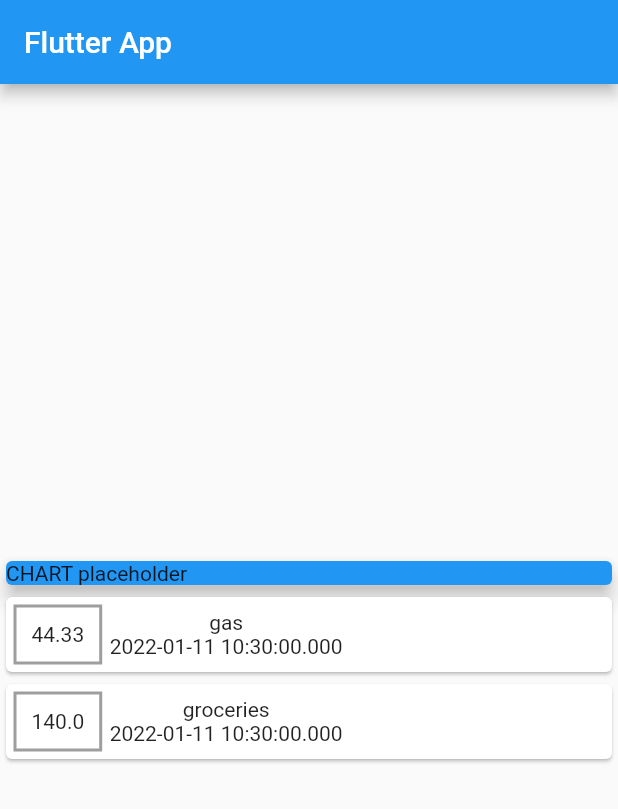
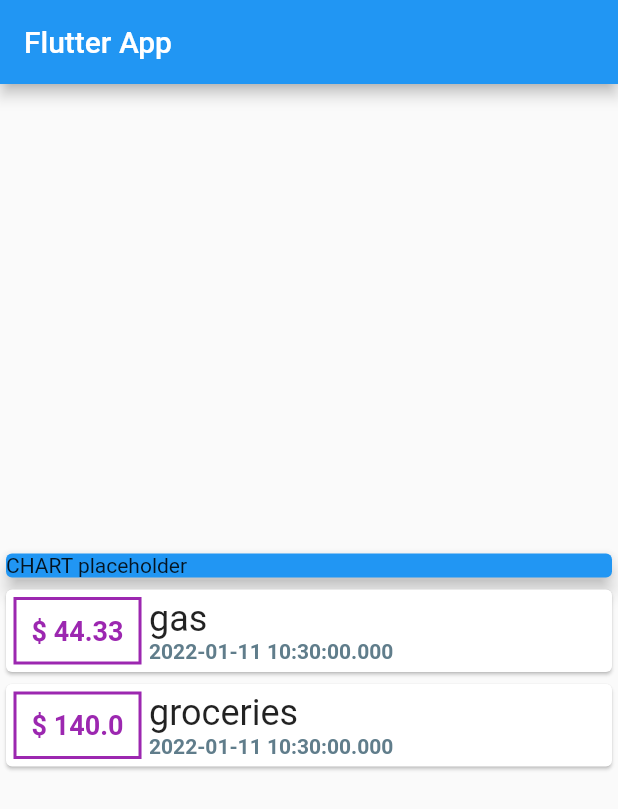
Before and after one commit to Luka-dot/budget_app, a Flutter app: the screen it shows after launch, on a phone screen of 412 x 824 dp. Shown: the top 809 px of the screen. Run offline on Flutter 3.47's test engine with Material 2 defaults, Android fonts, the phone set to English and light mode, and no system bars.

Commit message:
small UI changes

```diff
--- a/lib/main.dart
+++ b/lib/main.dart
@@ -54,20 +54,34 @@ class MyHomePage extends StatelessWidget {
                 child: Row(
                   children: [
                     Container(
-                      child: Text(
-                        tx.amount.toString(),
-                      ),
                       margin: EdgeInsets.all(5.0),
                       decoration: BoxDecoration(
-                        border: Border.all(color: Colors.grey, width: 2.0),
+                        border: Border.all(color: Colors.purple, width: 2.0),
                       ),
                       padding: EdgeInsets.all(10.0),
+                      child: Text(
+                        '\$ ${tx.amount}',
+                        style: TextStyle(
+                            fontWeight: FontWeight.bold,
+                            fontSize: 18.0,
+                            color: Colors.purple),
+                      ),
                     ),
                     Column(
+                      crossAxisAlignment: CrossAxisAlignment.start,
                       children: [
-                        Text(tx.title),
+                        Text(
+                          tx.title,
+                          style: TextStyle(
+                              color: Colors.black87,
+                              fontSize: 24,
+                              fontFamily: 'roboto'),
+                        ),
                         Text(
                           tx.date.toString(),
+                          style: TextStyle(
+                              fontWeight: FontWeight.bold,
+                              color: Colors.blueGrey),
                         ),
                       ],
                     )
```
